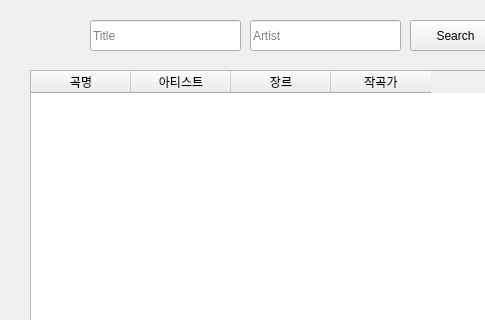
Before: the Qt Designer form Final_GUI/Final_GUI/QtSearchOnWebWindow.ui in lazyyq/KHU_DS_Lab, drawn with Qt 5; both pictures show x 0 to 485 and y 0 to 320 of the 594 by 485 pixel window.
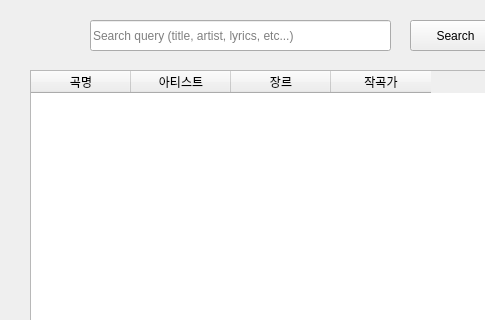
After: the same form once the commit is applied.

Commit message:
final_gui: Improve search on web
Place only one input field: Search query. That's enough.
Besides that's easier to use for some queries. (e.g. lyrics)

```diff
--- a/Final_GUI/Final_GUI/QtSearchOnWebWindow.ui
+++ b/Final_GUI/Final_GUI/QtSearchOnWebWindow.ui
@@ -19,12 +19,12 @@
      <rect>
       <x>90</x>
       <y>20</y>
-      <width>151</width>
+      <width>301</width>
       <height>31</height>
      </rect>
     </property>
     <property name="placeholderText">
-     <string>Title</string>
+     <string>Search query (title, artist, lyrics, etc...)</string>
     </property>
    </widget>
    <widget class="QTableWidget" name="table">
@@ -79,22 +79,6 @@
      <set>Qt::AlignRight|Qt::AlignTrailing|Qt::AlignVCenter</set>
     </property>
    </widget>
-   <widget class="QLineEdit" name="lineEdit_artist">
-    <property name="geometry">
-     <rect>
-      <x>250</x>
-      <y>20</y>
-      <width>151</width>
-      <height>31</height>
-     </rect>
-    </property>
-    <property name="text">
-     <string/>
-    </property>
-    <property name="placeholderText">
-     <string>Artist</string>
-    </property>
-   </widget>
    <widget class="QPushButton" name="btn_search">
     <property name="geometry">
      <rect>
```
Left out of the diff: 23 changed lines with no effect on the pictures. The commit also changes 1 other file.
